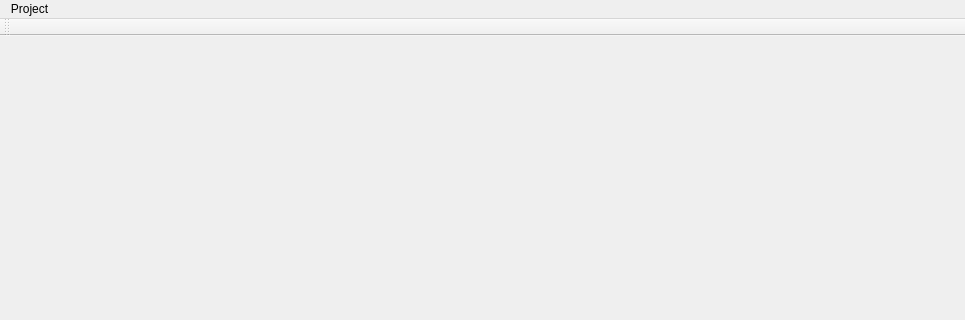
Old version of the form views/UI/MainWindow.ui in the repository fbarden/ProjectManager; both pictures show x 0 to 965 and y 0 to 320 of the 965 by 643 pixel window.
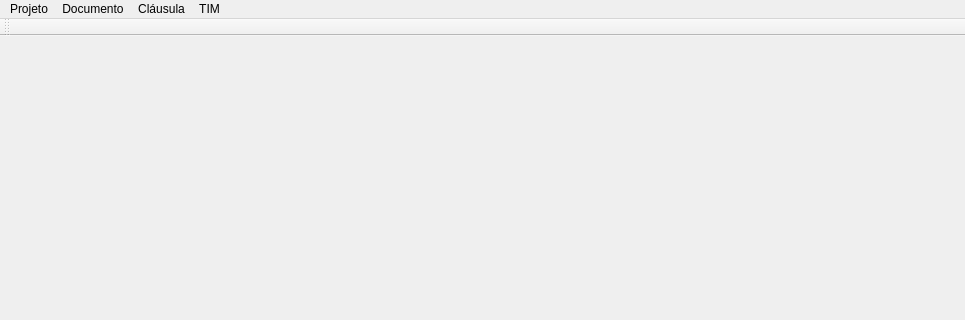
New version of the form.

Commit message: Really big update from weekend. Add 'new project', 'new document' and start a 'new clause'. Also implement Clause's 'Import File', Document's 'upToProject' and 'showLinks'.

Patch:
```diff
--- a/views/UI/MainWindow.ui
+++ b/views/UI/MainWindow.ui
@@ -25,7 +25,7 @@
    </property>
    <widget class="QMenu" name="menuProject">
     <property name="title">
-     <string>Project</string>
+     <string>Projeto</string>
     </property>
     <addaction name="actionNewProject"/>
     <addaction name="actionOpenProject"/>
@@ -34,7 +34,27 @@
     <addaction name="separator"/>
     <addaction name="actionExit"/>
    </widget>
+   <widget class="QMenu" name="menuTIM">
+    <property name="title">
+     <string>TIM</string>
+    </property>
+    <addaction name="actionEditar"/>
+    <addaction name="actionVer_diagrama"/>
+   </widget>
+   <widget class="QMenu" name="menuDocumento">
+    <property name="title">
+     <string>Documento</string>
+    </property>
+   </widget>
+   <widget class="QMenu" name="menuCl_usula">
+    <property name="title">
+     <string>Cláusula</string>
+    </property>
+   </widget>
    <addaction name="menuProject"/>
+   <addaction name="menuDocumento"/>
+   <addaction name="menuCl_usula"/>
+   <addaction name="menuTIM"/>
   </widget>
   <widget class="QStatusBar" name="statusbar"/>
   <widget class="QToolBar" name="toolBar">
```
Left out of the diff: 18 changed lines with no effect on the pictures. The commit also changes 41 other files.
